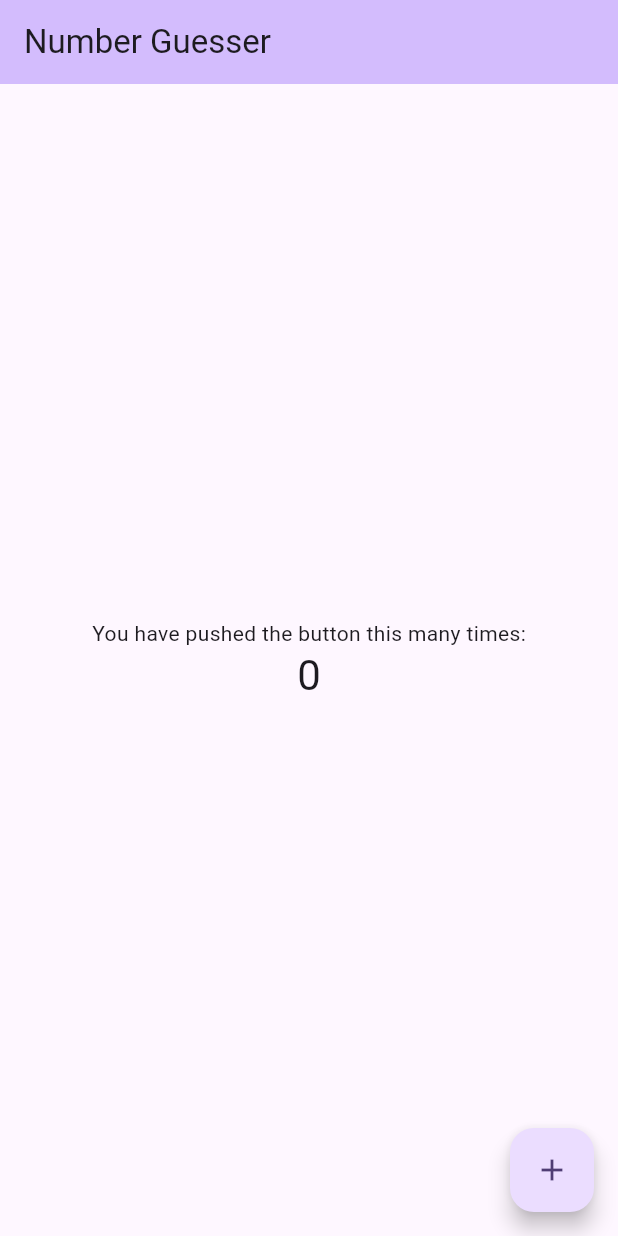
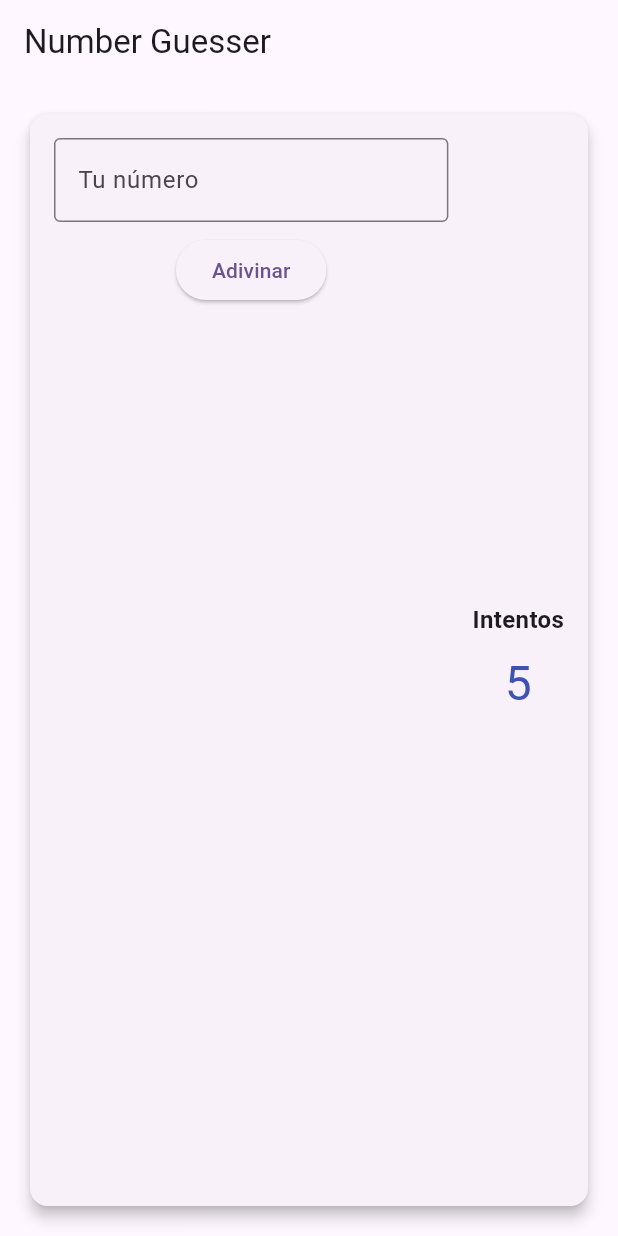
Before and after one commit to RobertoRiveraT/AdivinaElNumero-Desafio-RRT, a Flutter app: the screen it shows after launch, on a phone screen of 412 x 824 dp. Run offline on Flutter 3.47's test engine with Material 3 defaults, Android fonts, the phone set to English and light mode, and no system bars.

Commit message:
feat: integrate GameController logic and hook up UI
- Update ReadMe and resources
- Implemented `GameController.setDifficulty` and `resetGame` to initialize `secretNumber` and `remainingAttempts`
- Instantiated `GameController` in `MyHomePageState` and wired up “Adivinar” button to submit guesses
- Display feedback messages (`muy alto`/`muy bajo`/`correct`) in the UI and update remaining attempts dynamically
- Fixed `LateInitializationError` by ensuring all controller properties are set during `setDifficulty`
- Added App Layout Diagram v1

```diff
--- a/flutter_app_demo/lib/ui/home_screen.dart
+++ b/flutter_app_demo/lib/ui/home_screen.dart
@@ -1,4 +1,5 @@
 import 'package:flutter/material.dart';
+import '../controllers/game_controller.dart';
 
 class MyHomePage extends StatefulWidget {
   const MyHomePage({super.key, required this.title});
@@ -20,7 +21,11 @@ class MyHomePage extends StatefulWidget {
 
 class _MyHomePageState extends State<MyHomePage> {
   int _counter = 0;
+  late GameController _controller;
+  final TextEditingController _textCtrl = TextEditingController();
+  String _feedback = '';
 
+  /*
   void _incrementCounter() {
     setState(() {
       // This call to setState tells the Flutter framework that something has
@@ -31,57 +36,99 @@ class _MyHomePageState extends State<MyHomePage> {
       _counter++;
     });
   }
+  */
+
+  @override
+  void initState() {
+    super.initState();
+    _controller = GameController();
+    _controller.setDifficulty('facil'); // por el momento
+  }
+
+  void _submitGuess() {
+    final input = _textCtrl.text;
+    final guess = int.tryParse(input);
+    if (guess == null) {
+      _feedback = 'Ingrese un número válido';
+    } else {
+      _feedback = _controller.makeGuess(guess);
+    }
+    setState(() {}); // dispara rebuild para actualizar intentos y feedback
+  }
 
   @override
   Widget build(BuildContext context) {
-    // This method is rerun every time setState is called, for instance as done
-    // by the _incrementCounter method above.
-    //
-    // The Flutter framework has been optimized to make rerunning build methods
-    // fast, so that you can just rebuild anything that needs updating rather
-    // than having to individually change instances of widgets.
     return Scaffold(
       appBar: AppBar(
-        // TRY THIS: Try changing the color here to a specific color (to
-        // Colors.amber, perhaps?) and trigger a hot reload to see the AppBar
-        // change color while the other colors stay the same.
-        backgroundColor: Theme.of(context).colorScheme.inversePrimary,
-        // Here we take the value from the MyHomePage object that was created by
-        // the App.build method, and use it to set our appbar title.
         title: Text(widget.title),
       ),
       body: Center(
-        // Center is a layout widget. It takes a single child and positions it
-        // in the middle of the parent.
-        child: Column(
-          // Column is also a layout widget. It takes a list of children and
-          // arranges them vertically. By default, it sizes itself to fit its
-          // children horizontally, and tries to be as tall as its parent.
-          //
-          // Column has various properties to control how it sizes itself and
-          // how it positions its children. Here we use mainAxisAlignment to
-          // center the children vertically; the main axis here is the vertical
-          // axis because Columns are vertical (the cross axis would be
-          // horizontal).
-          //
-          // TRY THIS: Invoke "debug painting" (choose the "Toggle Debug Paint"
-          // action in the IDE, or press "p" in the console), to see the
-          // wireframe for each widget.
-          mainAxisAlignment: MainAxisAlignment.center,
-          children: <Widget>[
-            const Text('You have pushed the button this many times:'),
-            Text(
-              '$_counter',
-              style: Theme.of(context).textTheme.headlineMedium,
+        // === Este es el contenedor principal centrado ===
+        child: Padding(
+          padding: const EdgeInsets.all(16),
+          // === Padding exterior que separa del borde de la pantalla ===
+          child: Card(
+            elevation: 4,
+            shape: RoundedRectangleBorder(
+              borderRadius: BorderRadius.circular(12),
             ),
-          ],
+            // === Este es el contenedor principal de la Card ===
+            child: Padding(
+              padding: const EdgeInsets.all(16),
+              // === Padding interior dentro de la Card ===
+              child: Row(
+                mainAxisSize: MainAxisSize.min,
+                children: [
+                  // === Sección IZQUIERDA de la Card: input y botón ===
+                  Expanded(
+                    child: Column(
+                      children: [
+                        // --- Aquí va el TextField de entrada de número ---
+                        TextField(
+                          controller: _textCtrl,
+                          keyboardType: TextInputType.number,
+                          decoration: const InputDecoration(
+                            labelText: 'Tu número',
+                            border: OutlineInputBorder(),
+                          ),
+                        ),
+                        const SizedBox(height: 8),
+                        // --- Botón para enviar la conjetura ---
+                        ElevatedButton(
+                          onPressed: _submitGuess,
+                          child: const Text('Adivinar'),
+                        ),
+                        const SizedBox(height: 8),
+                        // --- Texto de feedback (muy alto / muy bajo / correct) ---
+                        Text(_feedback),
+                      ],
+                    ),
+                  ),
+                  const SizedBox(width: 16),
+                  // === Sección DERECHA de la Card: contador de intentos ===
+                  Column(
+                    mainAxisAlignment: MainAxisAlignment.center,
+                    children: [
+                      // --- Etiqueta estática "Intentos" ---
+                      const Text(
+                        'Intentos',
+                        style: TextStyle(fontSize: 16, fontWeight: FontWeight.bold),
+                      ),
+                      const SizedBox(height: 8),
+                      // --- Aquí mostramos el número de intentos restantes ---
+                      Text(
+                        '${_controller.remainingAttempts}',
+                        style: const TextStyle(fontSize: 32, color: Colors.indigo),
+                      ),
+                    ],
+                  ),
+                ],
+              ),
+            ),
+          ),
         ),
       ),
-      floatingActionButton: FloatingActionButton(
-        onPressed: _incrementCounter,
-        tooltip: 'Increment',
-        child: const Icon(Icons.add),
-      ), // This trailing comma makes auto-formatting nicer for build methods.
     );
   }
+
 }
```
Also changed, not shown: flutter_app_demo/lib/controllers/game_controller.dart (+52 -10 lines), docs/AppLayout_v1.png (added), 1 other file.
